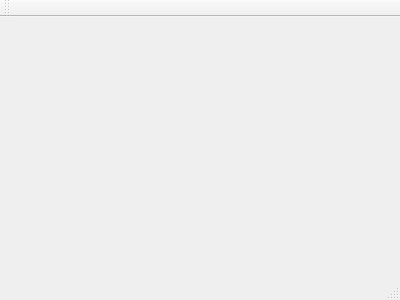
Qt form securechat.ui (scottaxcell/SecureChat) before a commit.
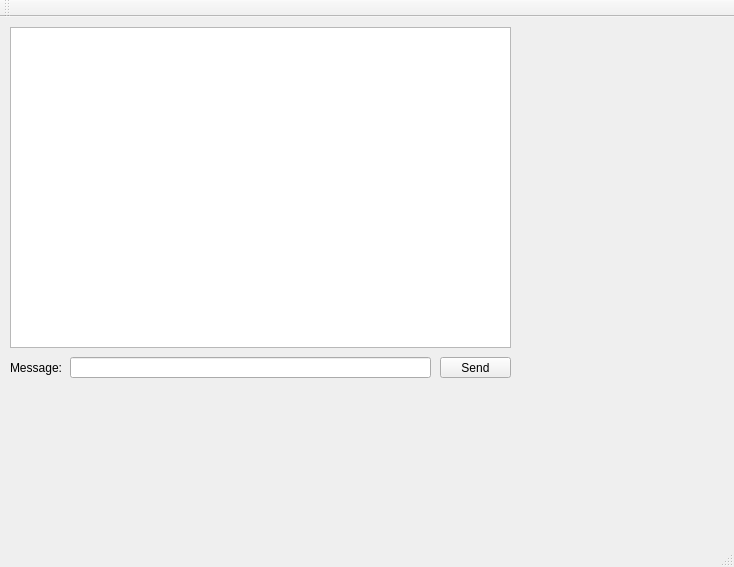
The same form after that commit.

Commit message: added threads for client and server. server and client can message effectively.

```diff
--- a/securechat.ui
+++ b/securechat.ui
@@ -1,24 +1,86 @@
 <ui version="4.0">
  <class>SecureChat</class>
- <widget class="QMainWindow" name="SecureChat" >
-  <property name="geometry" >
+ <widget class="QMainWindow" name="SecureChat">
+  <property name="geometry">
    <rect>
     <x>0</x>
     <y>0</y>
-    <width>400</width>
-    <height>300</height>
+    <width>734</width>
+    <height>567</height>
    </rect>
   </property>
   <property name="windowTitle" >
    <string>SecureChat</string>
   </property>
-  <widget class="QMenuBar" name="menuBar" />
-  <widget class="QToolBar" name="mainToolBar" />
-  <widget class="QWidget" name="centralWidget" />
-  <widget class="QStatusBar" name="statusBar" />
+  <widget class="QWidget" name="centralWidget">
+   <widget class="QTextBrowser" name="textBrowser">
+    <property name="geometry">
+     <rect>
+      <x>10</x>
+      <y>10</y>
+      <width>501</width>
+      <height>321</height>
+     </rect>
+    </property>
+   </widget>
+   <widget class="QLineEdit" name="lineEdit">
+    <property name="geometry">
+     <rect>
+      <x>70</x>
+      <y>340</y>
+      <width>361</width>
+      <height>21</height>
+     </rect>
+    </property>
+   </widget>
+   <widget class="QPushButton" name="pushButton">
+    <property name="geometry">
+     <rect>
+      <x>440</x>
+      <y>340</y>
+      <width>71</width>
+      <height>21</height>
+     </rect>
+    </property>
+    <property name="text">
+     <string>Send</string>
+    </property>
+   </widget>
+   <widget class="QLabel" name="label">
+    <property name="geometry">
+     <rect>
+      <x>10</x>
+      <y>340</y>
+      <width>61</width>
+      <height>21</height>
+     </rect>
+    </property>
+    <property name="text">
+     <string>Message:</string>
+    </property>
+   </widget>
+  </widget>
+  <widget class="QMenuBar" name="menuBar">
+   <property name="geometry">
+    <rect>
+     <x>0</x>
+     <y>0</y>
+     <width>734</width>
+     <height>22</height>
+    </rect>
+   </property>
+  </widget>
+  <widget class="QToolBar" name="mainToolBar">
+   <attribute name="toolBarArea">
+    <enum>TopToolBarArea</enum>
+   </attribute>
+   <attribute name="toolBarBreak">
+    <bool>false</bool>
+   </attribute>
+  </widget>
+  <widget class="QStatusBar" name="statusBar"/>
  </widget>
- <layoutDefault spacing="6" margin="11" />
- <pixmapfunction></pixmapfunction>
+ <layoutdefault spacing="6" margin="11"/>
  <resources/>
  <connections/>
 </ui>
```
Left out of the diff: 3 changed lines with no effect on the pictures. The commit also changes 9 other files.
